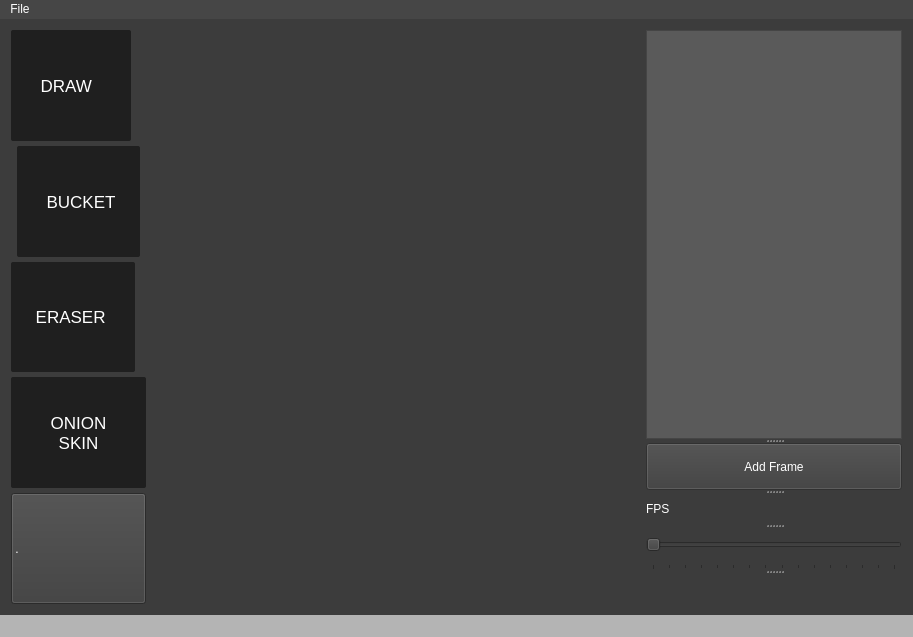
The window that spriteview.ui (Mitten25/SpriteEditor) describes before a commit, drawn with Qt 5.
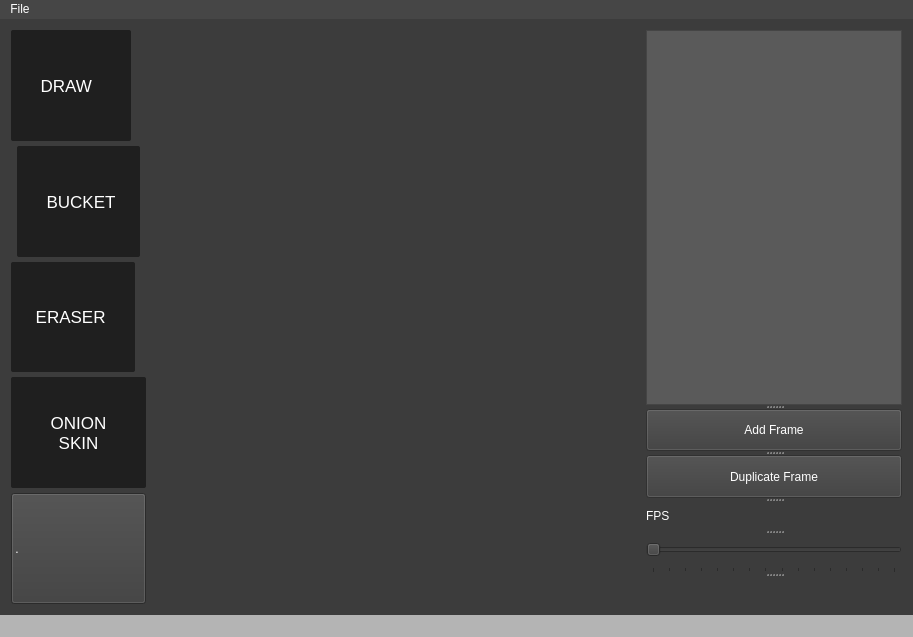
The same window after the commit.

Commit message: Duplicate frame button

```diff
--- a/spriteview.ui
+++ b/spriteview.ui
@@ -709,6 +709,14 @@
         <string>Add Frame</string>
        </property>
       </widget>
+      <widget class="QPushButton" name="duplicateButton">
+       <property name="enabled">
+        <bool>false</bool>
+       </property>
+       <property name="text">
+        <string>Duplicate Frame</string>
+       </property>
+      </widget>
       <widget class="QLabel" name="fpsLabel">
        <property name="text">
         <string>FPS</string>
```
Left out of the diff: 2 changed lines with no effect on the pictures.
